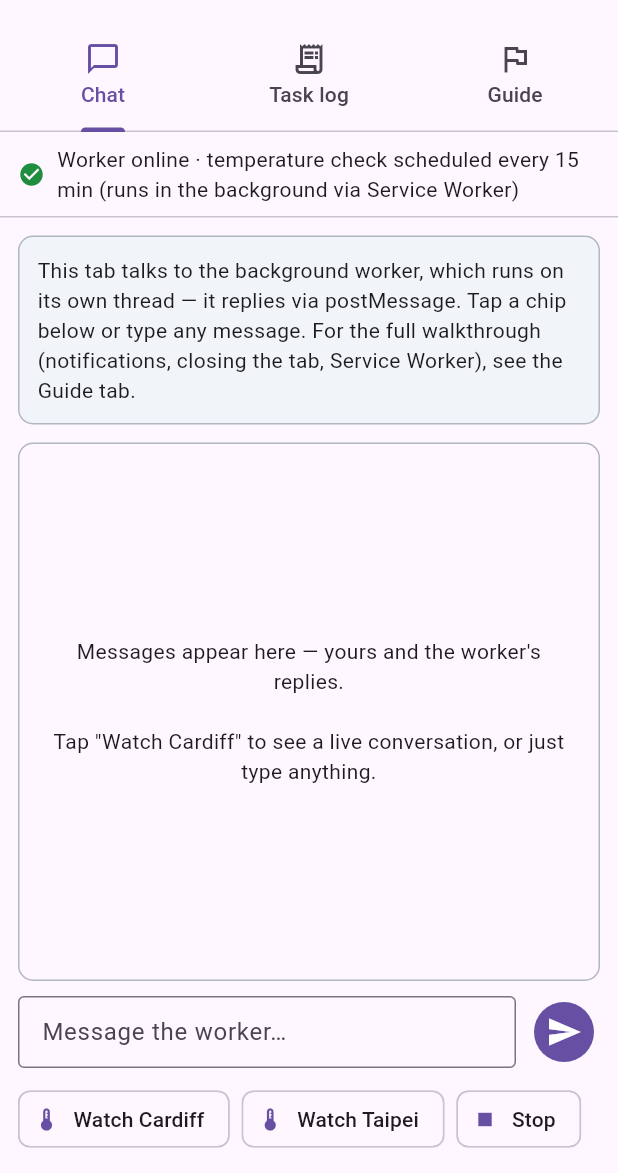
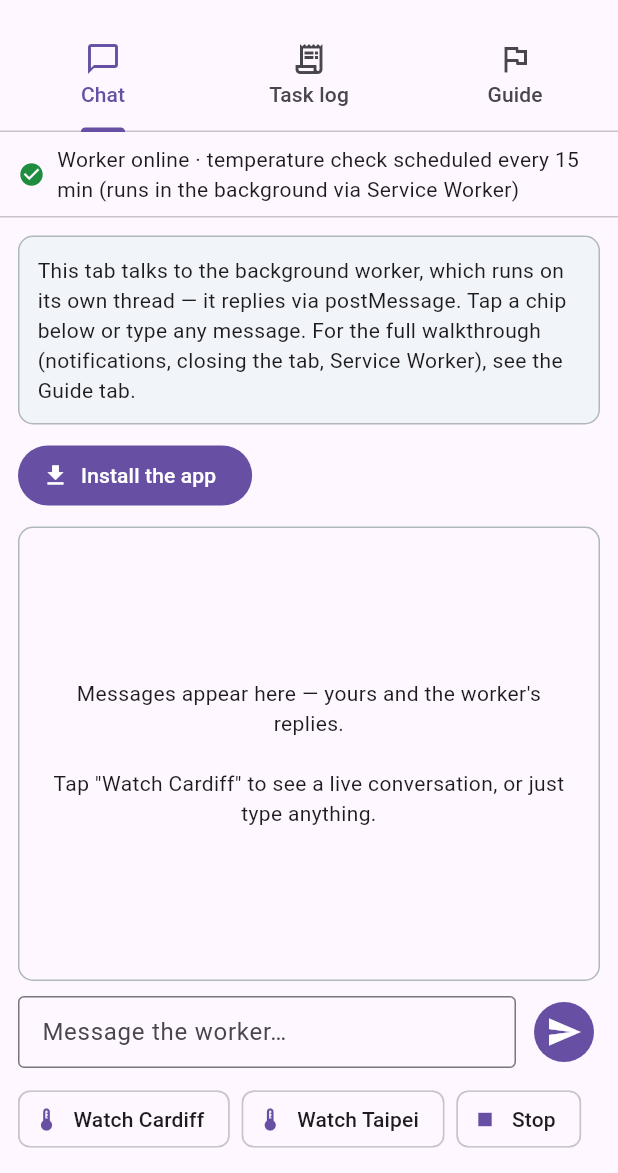
Before and after one commit to fluttercommunity/flutter_workmanager, a Flutter app: the WebDemoPage screen opened directly, on a phone screen of 412 x 824 dp, the part 63-1236 px from its top. Run offline on Flutter 3.47's test engine with Material 3 defaults, Android fonts, the phone set to English and light mode, and no system bars; our stand-ins replace permission_handler, plugin_platform_interface, shared_preferences; missing offline and left inert: dart:js_interop; accounts and stored records are empty; statements that could not run were skipped.

Commit message:
feat(web): install button also on the Chat tab (first screen)

```diff
--- a/example/lib/web/web_demo_page.dart
+++ b/example/lib/web/web_demo_page.dart
@@ -403,7 +403,18 @@ class _WebDemoPageState extends State<WebDemoPage> {
               style: theme.textTheme.bodyMedium,
             ),
           ),
-          const SizedBox(height: 12),
+          const SizedBox(height: 10),
+          Align(
+            alignment: Alignment.centerLeft,
+            child: _appInstalled
+                ? const _InstalledStatus()
+                : FilledButton.icon(
+                    onPressed: _installApp,
+                    icon: const Icon(Icons.download),
+                    label: const Text('Install the app'),
+                  ),
+          ),
+          const SizedBox(height: 10),
           Expanded(
             child: Container(
               decoration: BoxDecoration(
```
